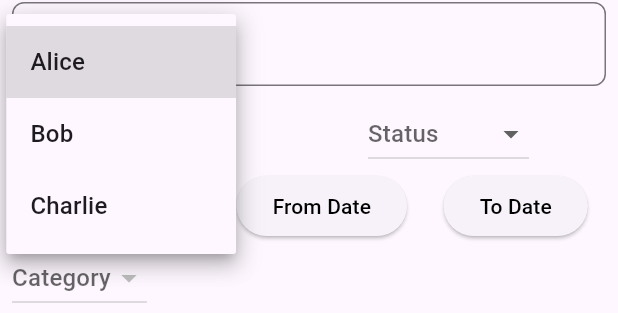
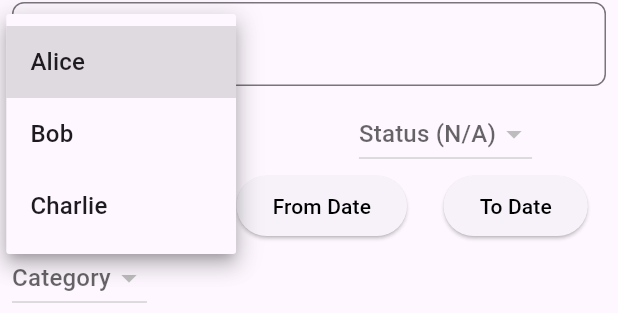
Before and after one commit to Philoodelf/complaint_web, a Flutter app: the ResponsiveFilterRow widget shown alone on an empty page, opened directly, after a tap on "Priority", after a tap on "Assigned To", on a phone screen of 412 x 824 dp. Shown: the part 910-1223 px from the top of the screen. Run offline on Flutter 3.47's test engine with Material 3 defaults, Android fonts, the phone set to English and light mode, and no system bars; our stand-ins replace dio, equatable, flutter_bloc; missing offline and left inert: dart:html; network calls fail.

Commit message:
category filter works from api

```diff
--- a/lib/core/api/api_consumer.dart
+++ b/lib/core/api/api_consumer.dart
@@ -6,6 +6,7 @@ abstract class ApiConsumer {
     Object? data,
     Map<String, dynamic>? queryParameters, // Options options,
      Map<String, dynamic>? headers,
+
   });
 
   Future<dynamic> post(
--- a/lib/cubit/usercubit.dart
+++ b/lib/cubit/usercubit.dart
@@ -10,6 +10,7 @@ import 'package:flutter_bloc/flutter_bloc.dart';
 class UserCubit extends Cubit<UserState> {
   final ApiConsumer api;
   List<Map<String, dynamic>> categories = [];
+  List<Map<String, dynamic>> complaintStatuses = [];
   UserCubit(this.api) : super(UserInitial());
   GlobalKey<FormState> sendItFormKey = GlobalKey();
 
@@ -81,8 +82,29 @@ class UserCubit extends Cubit<UserState> {
       emit(SendFailure(errMessage: "Error fetching complaints."));
     }
   }
+  //   Future<void> fetchAllComplaintStatuses() async {
+  //   try {
+  //     emit(PostLoading());
 
-  Future<void> fetchCategories() async {
+  //     final response = await api.get(Endpoints.statusComplaint);
+
+  //     print("📦 Complaint Status Response: ${response?.data}");
+
+  //     if (response != null &&
+  //         response.statusCode == 200 &&
+  //         response.data['data'] is List) {
+  //       complaintStatuses = List<Map<String, dynamic>>.from(response.data['data']);
+  //       emit(StatusLoaded(complaintStatuses)); // create this state
+  //     } else {
+  //       emit(SendFailure(errMessage: "Failed to load complaints."));
+  //     }
+  //   } catch (e) {
+  //     print("❌ Error fetching complaints: $e");
+  //     emit(SendFailure(errMessage: "Error fetching complaints."));
+  //   }
+  // }
+
+  Future<void> fetchCategories({String? typeComplaintId}) async {
     try {
       emit(PostLoading());
 
@@ -107,21 +129,27 @@ class UserCubit extends Cubit<UserState> {
     }
   }
 
-  // get all complains
-  Future<void> fetchComplaints(
-    {DateTime? fromDate, DateTime? toDate}
-
-  ) async {
+  // // get all complains
+  Future<void> fetchComplaints({
+    DateTime? fromDate,
+    DateTime? toDate,
+    String? typeComplaintId,
+  }) async {
     emit(PostLoading());
 
     try {
-      print("📅 Filtering from: $fromDate to: $toDate");
+      print(
+        "📅 Filtering from: $fromDate to: $toDate 🏷️ Category: $typeComplaintId",
+      );
+
+      final queryParams = <String, dynamic>{
+
+      };
 
 
-      final queryParams = <String, dynamic>{};
-
       if (fromDate != null) {
-      queryParams['fromDate'] = fromDate.toIso8601String().split('T')[0]; // YYYY-MM-DD
+        queryParams['fromDate'] =
+            fromDate.toIso8601String().split('T')[0]; // YYYY-MM-DD
       }
 
       if (toDate != null) {
@@ -129,9 +157,26 @@ class UserCubit extends Cubit<UserState> {
       }
 
 
+      final headers = {
+      "Content-Type": "application/json",
+      "Accept": "application/json",
+      'userId': "d03a0db5-6208-4a27-a1be-1f9aa4c3cc26",
+      'PageNo': '1',
+      'NoOfItems': '20',
+      if (typeComplaintId != null && typeComplaintId.isNotEmpty)
+        'TypecomplaintId': typeComplaintId,
+    };
 
-      final response = await api.get(Endpoints.allComplaints,  queryParameters: queryParams,);
+    print("📡 Sending headers: $headers");
+    print("📡 Sending query params: $queryParams");
+
+      final response = await api.get(
+        Endpoints.allComplaints,
+        queryParameters: queryParams,
+       headers: headers,
+      );
       print("📡 Response status code: ${response.statusCode}");
+
       //  print("📡 Response body: ${response.data}");
 
       if (response.statusCode == 200 && response.data['result'] == true) {
@@ -145,10 +190,12 @@ class UserCubit extends Cubit<UserState> {
 
         print("📦 Total complaints received: ${jsonList.length}");
 
+
+
+
         final complaints =
             jsonList
                 .map((item) {
-                  // date filter remove nullsafety
                   try {
                     final complaintDateStr = item["date"];
                     if (complaintDateStr == null) {
@@ -180,7 +227,9 @@ class UserCubit extends Cubit<UserState> {
                     print("   ↪️ Reason: $e");
                     return null;
                   }
-      }).whereType<Complaint>().toList(); // Removes nulls safely
+                })
+                .whereType<Complaint>()
+                .toList(); // Removes nulls safely
 
         print("✅ Complaints after filtering: ${complaints.length}");
         emit(UserLoaded(complaints));
@@ -202,68 +251,24 @@ class UserCubit extends Cubit<UserState> {
     }
   }
 
-  // text
-  // Future<void> fetchComplaints({required int userId}) async {
-  //   emit(PostLoading());
 
-  //   try {
-  //     print("📡 Initiating API call...");
+  List<Complaint> filteredComplaints = [];
+  List<Complaint> allComplaints = [];
+  //  void filterComplaintsBySearch(String query) {
+  //   print("🔍 Filtering complaints with query: $query");
+  //   final input = query.toLowerCase();
+  //   filteredComplaints = allComplaints.where((complaint) {
+  //     final content = complaint.content?.toLowerCase() ?? '';
+  //     final description = complaint.description?.toLowerCase() ?? '';
+  //     final serial = complaint.serialNo?.toLowerCase() ?? '';
+  //     final matches = content.contains(input) ||
+  //         description.contains(input) ||
+  //         serial.contains(input);
+  //     print("   Matches: $matches - Content: $content, Description: $description, Serial: $serial");
+  //     return matches;
+  //   }).toList();
 
-  //     // final Response response =
-  //     //     await api.get(
-  //     //           Endpoints.allComplaints,
-  //     //           headers: {
-  //     //             "userId": userId.toString(),
-  //     //             "PageNo": "1",
-  //     //             "NoOfItems": "100",
-  //     //           },
-  //     //         )
-  //          //   as Response;
-  //     final response =
-  //         await api.get(
-  //               Endpoints.allComplaints,
-  //               headers: {
-  //                 "userId": userId.toString(),
-  //                 "PageNo": "1",
-  //                 "NoOfItems": "100",
-  //               },
-  //             )
-  //             as Response?;
-
-  //     print("📡 Response status code: ${response?.statusCode}");
-  //     print("📡 Response body: ${response?.data}");
-
-  //     try {
-  //       if (response?.statusCode == 200 && response?.data['result'] == true) {
-  //         final List<dynamic> jsonList = response?.data['data'] ?? [];
-
-  //         final complaints =
-  //             jsonList
-  //                 .map(
-  //                   (item) => Complaint.fromJson(item as Map<String, dynamic>),
-  //                 )
-  //                 .toList();
-
-  //         emit(UserLoaded(complaints));
-  //         print("✅ Loaded complaints count: ${complaints.length}");
-  //       } else {
-  //         emit(UserError("Failed to load complaints: Invalid response"));
-  //       }
-  //     } catch (innerError) {
-  //       print("❌ Error parsing or processing response: $innerError");
-  //       emit(UserError("Processing error: $innerError"));
-  //     }
-  //   } on DioError catch (e) {
-  //     if (e.response != null) {
-  //       print("🔴 Dio error response data: ${e.response?.data}");
-  //       print("🔴 Dio error status code: ${e.response?.statusCode}");
-  //     } else {
-  //       print("🔴 Dio error without response: ${e.message}");
-  //     }
-  //     emit(UserError("Dio error: ${e.message}"));
-  //   } catch (e) {
-  //     print("❌ Unexpected error: $e");
-  //     emit(UserError("Unexpected error: ${e.toString()}"));
-  //   }
+  //   emit(UserLoaded(filteredComplaints));
+  //   print("✅ Complaints after filtering: ${filteredComplaints.length}");
   // }
 }
--- a/lib/cubit/userstate.dart
+++ b/lib/cubit/userstate.dart
@@ -45,3 +45,6 @@ final class SendFailure extends UserState {
 
   SendFailure({required this.errMessage});
 }
+
+// complaints status
+final class StatusLoaded extends UserState {}
--- /dev/null
+++ b/lib/model/search_model.dart
@@ -0,0 +1,20 @@
+class Complaint {
+  final String? content;
+  final String? description;
+  final String? serialNo;
+
+  Complaint({
+    this.content,
+    this.description,
+    this.serialNo,
+  });
+
+  // Factory constructor to create a Complaint from JSON
+  factory Complaint.fromJson(Map<String, dynamic> json) {
+    return Complaint(
+      content: json['content'] as String?,
+      description: json['description'] as String?,
+      serialNo: json['serialNo'] as String?,
+    );
+  }
+}
--- a/lib/widgets/complaintListView.dart
+++ b/lib/widgets/complaintListView.dart
@@ -170,7 +170,7 @@ class _ComplaintListViewState extends State<ComplaintListView> {
                             mainAxisAlignment: MainAxisAlignment.spaceAround,
                             children: [
                               Text("Complaint ${complaint.serialNo ?? 'N/A'}"),
-                              Text("${complaint.description ?? ''}"),
+                              Text("${complaint.description ?? 'N/A'}"),
                               Text("${complaint.statusName ?? 'N/A'}"),
                               Text("${complaint.typecomplaintName ?? ''}"),
                               Text("${complaint.priority ?? 'N/A'}"),
--- a/lib/widgets/filterrow.dart
+++ b/lib/widgets/filterrow.dart
@@ -19,12 +19,17 @@ class _ResponsiveFilterRowState extends State<ResponsiveFilterRow> {
   DateTime? fromDate;
   DateTime? toDate;
 
+  List<Map<String, dynamic>> complaintStatuses = [];
+
   final TextEditingController searchController = TextEditingController();
 
   @override
   void initState() {
     super.initState();
-    context.read<UserCubit>().fetchCategories(); // Call your cubit method here
+    context.read<UserCubit>().fetchCategories(
+      // typeComplaintId: selectedCategory,
+    );
+    context.read<UserCubit>().fetchComplaints();
   }
 
   Future<void> _selectDate(BuildContext context, bool isFromDate) async {
@@ -44,7 +49,9 @@ class _ResponsiveFilterRowState extends State<ResponsiveFilterRow> {
         }
       });
 
-    final adjustedToDate = toDate?.add(const Duration(hours: 23, minutes: 59, seconds: 59));
+      final adjustedToDate = toDate?.add(
+        const Duration(hours: 23, minutes: 59, seconds: 59),
+      );
 
       print("📅 Filtering from: $fromDate to: $adjustedToDate");
 
@@ -52,10 +59,10 @@ class _ResponsiveFilterRowState extends State<ResponsiveFilterRow> {
       context.read<UserCubit>().fetchComplaints(
         fromDate: fromDate,
         toDate: toDate,
+        typeComplaintId: selectedCategory,
       );
     }
   }
-
 
   @override
   Widget build(BuildContext context) {
@@ -144,7 +151,6 @@ class _ResponsiveFilterRowState extends State<ResponsiveFilterRow> {
                 children: [
                   _buildDropdownPriority('Priority'),
                   _buildDropdownSatatus('Status'),
-
                 ],
               ),
               Row(
@@ -157,9 +163,7 @@ class _ResponsiveFilterRowState extends State<ResponsiveFilterRow> {
               ),
               Row(
                 mainAxisAlignment: MainAxisAlignment.start,
-                children: [
-                  _buildDropdownCategory('Category'),
-                ],
+                children: [_buildDropdownCategory('Category')],
               ),
             ],
           ),
@@ -171,6 +175,11 @@ class _ResponsiveFilterRowState extends State<ResponsiveFilterRow> {
   Widget _buildSearchField() {
     return TextField(
       controller: searchController,
+      onChanged: (value) {
+        // Call the filter method in the cubit
+        // context.read<UserCubit>().filterComplaintsBySearch(value);
+        _filterComplaints(value);
+      },
       decoration: InputDecoration(
         hintText: 'Search...',
         border: OutlineInputBorder(borderRadius: BorderRadius.circular(8)),
@@ -213,6 +222,20 @@ class _ResponsiveFilterRowState extends State<ResponsiveFilterRow> {
   }
 
   Widget _buildDropdownSatatus(String label) {
+    return BlocBuilder<UserCubit, UserState>(
+      builder: (context, state) {
+        final statuses = context.read<UserCubit>().complaintStatuses;
+
+        if (statuses.isEmpty) {
+          //   return const CircularProgressIndicator(); // or SizedBox.shrink()
+          return DropdownButton<String>(
+            value: null,
+            hint: Text("Status (N/A)"),
+            items: [],
+            onChanged: null, // disable interaction
+          );
+        }
+
         return DropdownButton<String>(
           value: selectedStatus,
           hint: Text(label),
@@ -222,24 +245,31 @@ class _ResponsiveFilterRowState extends State<ResponsiveFilterRow> {
             });
           },
           items:
-          ["Open", "In Progress", "Closed"]
+              statuses
                   .map(
-                (value) => DropdownMenuItem(value: value, child: Text(value)),
+                    (status) => DropdownMenuItem<String>(
+                      value: status["id"].toString(),
+                      child: Text(status["name"] ?? 'Unknown'),
+                    ),
                   )
                   .toList(),
         );
+      },
+    );
   }
+
 
   Widget _buildDropdownCategory(String label) {
     return BlocBuilder<UserCubit, UserState>(
       builder: (context, state) {
         final cubit = context.read<UserCubit>();
         final List<Map<String, dynamic>> categories = cubit.categories;
+        print("🔍 Selected Category: $selectedCategory");
 
         print("📦 Categories fetched: $categories");
         print("🧾 Categories loaded: ${categories.length}");
 
-        // 🔒 Safety: If selectedCategory is no longer in the list, clear it
+        // 🔒 Reset selection if ID not found
         if (selectedCategory != null &&
             !categories.any(
               (cat) => cat["id"].toString() == selectedCategory,
@@ -250,14 +280,11 @@ class _ResponsiveFilterRowState extends State<ResponsiveFilterRow> {
         return DropdownButton<String>(
           value: selectedCategory,
           hint: Text(label),
-          //isExpanded: true, // ✅ Improves layout on small screens
           items:
               categories.map((category) {
                 return DropdownMenuItem<String>(
                   value: category["id"].toString(),
-                  child: Text(
-                    category["name"].toString().trim(),
-                  ), // clean newline
+                  child: Text(category["name"].toString().trim()),
                 );
               }).toList(),
           onChanged: (value) {
@@ -265,6 +292,13 @@ class _ResponsiveFilterRowState extends State<ResponsiveFilterRow> {
               selectedCategory = value;
               print("✅ Selected category ID: $selectedCategory");
             });
+
+            // Now use the Cubit method that handles Dio headers
+            context.read<UserCubit>().fetchComplaints(
+              fromDate: fromDate,
+              toDate: toDate,
+              typeComplaintId: selectedCategory,
+            );
           },
         );
       },
@@ -313,17 +347,46 @@ class _ResponsiveFilterRowState extends State<ResponsiveFilterRow> {
     );
   }
 
-//   void _applyFilters() {
-//   final cubit = context.read<UserCubit>();
-//   cubit.fetchComplaints(
-//     userId: "d03a0db5-6208-4a27-a1be-1f9aa4c3cc26",
-//     search: searchController.text,
-//     priority: selectedPriority,
-//     status: selectedStatus,
-//     categoryId: selectedCategory,
-//     assignedTo: selectedAssignedTo,
-//     fromDate: fromDate,
-//     toDate: toDate,
-//   );
-// }
+  List<Map<String, dynamic>> allComplaints = []; // Full list from API
+  List<Map<String, dynamic>> filteredComplaints = []; // Filtered list to show
+
+  void _filterComplaints(String query) {
+    final input = query.trim().toLowerCase();
+    final results =
+        allComplaints.where((complaint) {
+          final content = complaint["content"]?.toLowerCase().trim() ?? '';
+          final description =
+              complaint["description"]?.toLowerCase().trim() ?? '';
+          final serial = complaint["serialNo"]?.toLowerCase().trim() ?? '';
+
+          // Debug: Print all complaint fields to check their content
+          print("Complaint content: $content");
+          print("Complaint description: $description");
+          print("Complaint serialNo: $serial");
+
+          return content.contains(input) ||
+              description.contains(input) ||
+              serial.contains(input);
+        }).toList();
+
+    print("🔍 Filtering complaints with query: $query");
+    print("✅ ${results.length} results found.");
+
+    setState(() {
+      filteredComplaints = results;
+    });
   }
+
+  Widget _buildComplaintList() {
+    return ListView.builder(
+      itemCount: filteredComplaints.length,
+      itemBuilder: (context, index) {
+        final complaint = filteredComplaints[index];
+        return ListTile(
+          title: Text(complaint["content"] ?? "No content"),
+          subtitle: Text(complaint["serialNo"] ?? ""),
+        );
+      },
+    );
+  }
+}
```
Also changed, not shown: lib/core/api/dio_consumer.dart (+5 -2 lines), lib/screens/dashboard.dart (+10 -1 lines). Lines whose indentation alone changed are shown as unchanged.
